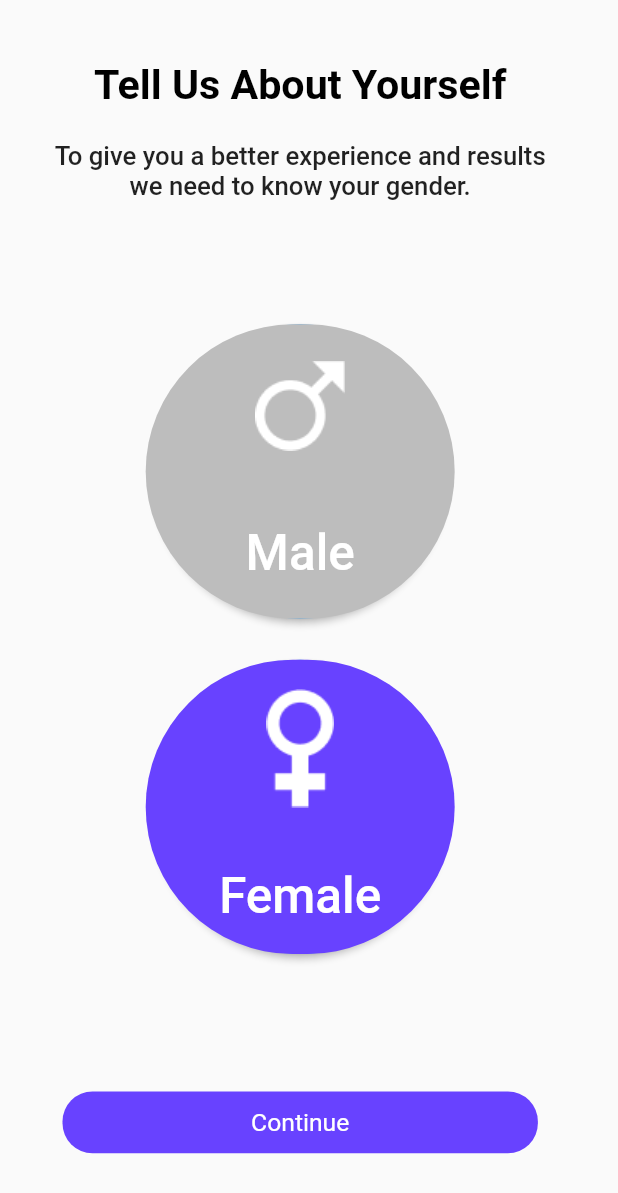
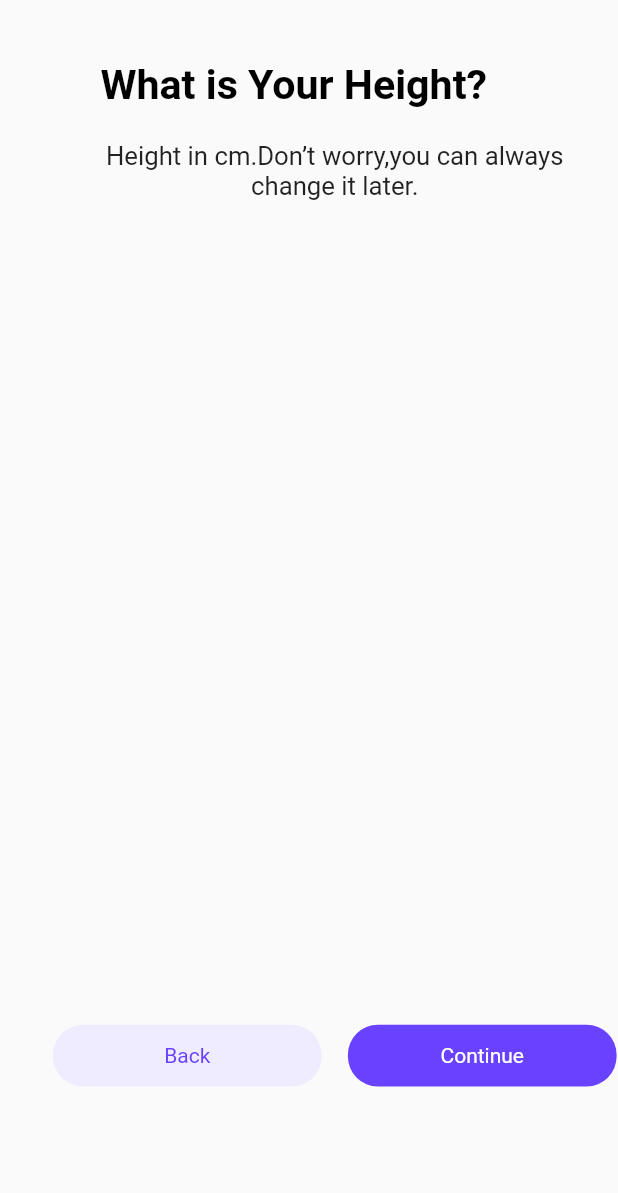
Before and after one commit to ChiragSatasiya2711/Gofit, a Flutter app: the screen it shows after launch, on a phone screen of 412 x 824 dp. Shown: the top 1193 px of the screen. Run offline on Flutter 3.47's test engine with Material 2 defaults, Android fonts, the phone set to English and light mode, and no system bars; our stand-ins replace carousel_slider.

Commit message:
Mohit (new screen)

```diff
--- a/lib/main.dart
+++ b/lib/main.dart
@@ -1,5 +1,5 @@
 import 'package:flutter/material.dart';
-import 'package:gofit/screens/continue_screen.dart';
+import 'package:gofit/screens/height_screen.dart';
 
 void main() {
   runApp(const MyApp());
@@ -16,7 +16,7 @@ class MyApp extends StatelessWidget {
       theme: ThemeData(
         primarySwatch: Colors.blue,
       ),
-      home: const ContinueScreen(),
+      home: const HeightScreen(),
     );
   }
 }
--- /dev/null
+++ b/lib/screens/height_screen.dart
@@ -0,0 +1,87 @@
+import 'package:flutter/material.dart';
+
+class HeightScreen extends StatefulWidget {
+  const HeightScreen({Key? key}) : super(key: key);
+
+  @override
+  State<HeightScreen> createState() => _HeightScreenState();
+}
+
+class _HeightScreenState extends State<HeightScreen> {
+  @override
+  Widget build(BuildContext context) {
+    Size size = MediaQuery.of(context).size;
+    double width = size.width;
+    double height = size.height;
+    double text = MediaQuery.of(context).textScaleFactor;
+
+    return Scaffold(
+      body: SafeArea(
+        child: Padding(
+          padding: EdgeInsets.only(left: width / 12, top: height / 20),
+          child: Column(
+            children: [
+              Text(
+                "What is Your Height?        ",
+                style: TextStyle(color: Colors.black, fontWeight: FontWeight.bold, fontSize: height / 30),
+              ),
+              SizedBox(
+                height: height / 40,
+              ),
+              Text(
+                "Height in cm.Don’t worry,you can always \nchange it later.",
+                textAlign: TextAlign.center,
+                style: TextStyle(fontSize: height / 48, fontWeight: FontWeight.w400),
+              ),
+              SizedBox(
+                height: height / 1.5,
+              ),
+              Row(
+                mainAxisAlignment: MainAxisAlignment.spaceAround,
+                children: [
+                  Container(
+                    height: height / 20,
+                    width: width / 2.3,
+                    decoration: BoxDecoration(
+                      color: Color(0xFFF0ECFF),
+                      borderRadius: BorderRadius.all(
+                        Radius.circular(20),
+                      ),
+                    ),
+                    child: Center(
+                      child: Text(
+                        "Back",
+                        style: TextStyle(
+                          color: Color(0xFF6842FF),
+                        ),
+                      ),
+                    ),
+                  ),
+                  SizedBox(
+                    width: width / 30,
+                  ),
+                  Container(
+                    height: height / 20,
+                    width: width / 2.3,
+                    decoration: BoxDecoration(
+                      color: Color(0xFF6842FF),
+                      borderRadius: BorderRadius.all(
+                        Radius.circular(20),
+                      ),
+                    ),
+                    child: Center(
+                      child: Text(
+                        "Continue",
+                        style: TextStyle(color: Colors.white),
+                      ),
+                    ),
+                  ),
+                ],
+              ),
+            ],
+          ),
+        ),
+      ),
+    );
+  }
+}
```
Also changed, not shown: lib/screens/old_screen.dart (added, +87 -0 lines), lib/screens/weight_screen.dart (added, +87 -0 lines).
